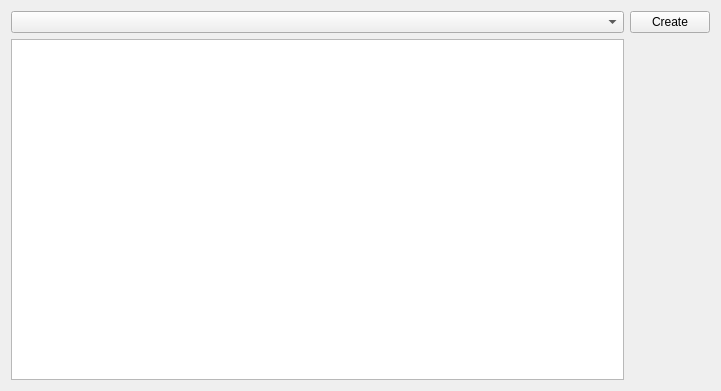
Above: packages/plugin_library/SimpleUi/SimpleWidgetViewer/SimpleWidgetViewer.ui from Chunting/UrRobotControllerInTCP before the change. Below: the same form after it.
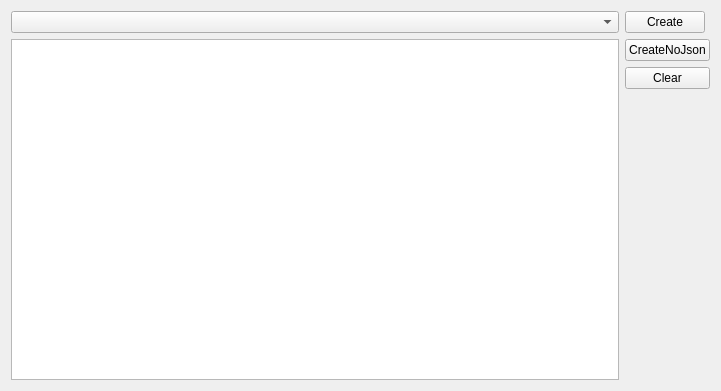
That is the form after the change.

What changed in the file:
```diff
--- a/packages/plugin_library/SimpleUi/SimpleWidgetViewer/SimpleWidgetViewer.ui
+++ b/packages/plugin_library/SimpleUi/SimpleWidgetViewer/SimpleWidgetViewer.ui
@@ -34,7 +34,7 @@
      </property>
     </widget>
    </item>
-   <item row="1" column="1">
+   <item row="3" column="1">
     <spacer name="verticalSpacer">
      <property name="orientation">
       <enum>Qt::Vertical</enum>
@@ -47,9 +47,23 @@
      </property>
     </spacer>
    </item>
-   <item row="1" column="0" rowspan="2">
+   <item row="1" column="1">
+    <widget class="QPushButton" name="btnCreateNoJson">
+     <property name="text">
+      <string>CreateNoJson</string>
+     </property>
+    </widget>
+   </item>
+   <item row="1" column="0" rowspan="4">
     <widget class="QPlainTextEdit" name="plainTextEdit"/>
    </item>
+   <item row="2" column="1">
+    <widget class="QPushButton" name="btnClear">
+     <property name="text">
+      <string>Clear</string>
+     </property>
+    </widget>
+   </item>
   </layout>
  </widget>
  <resources/>
```
